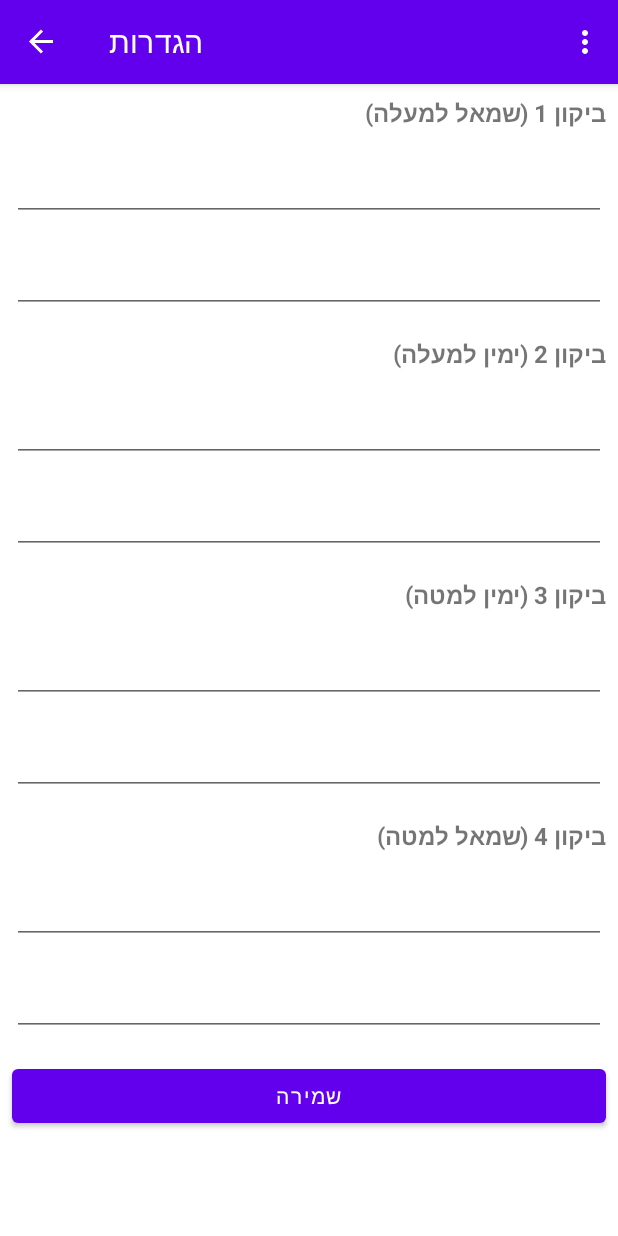
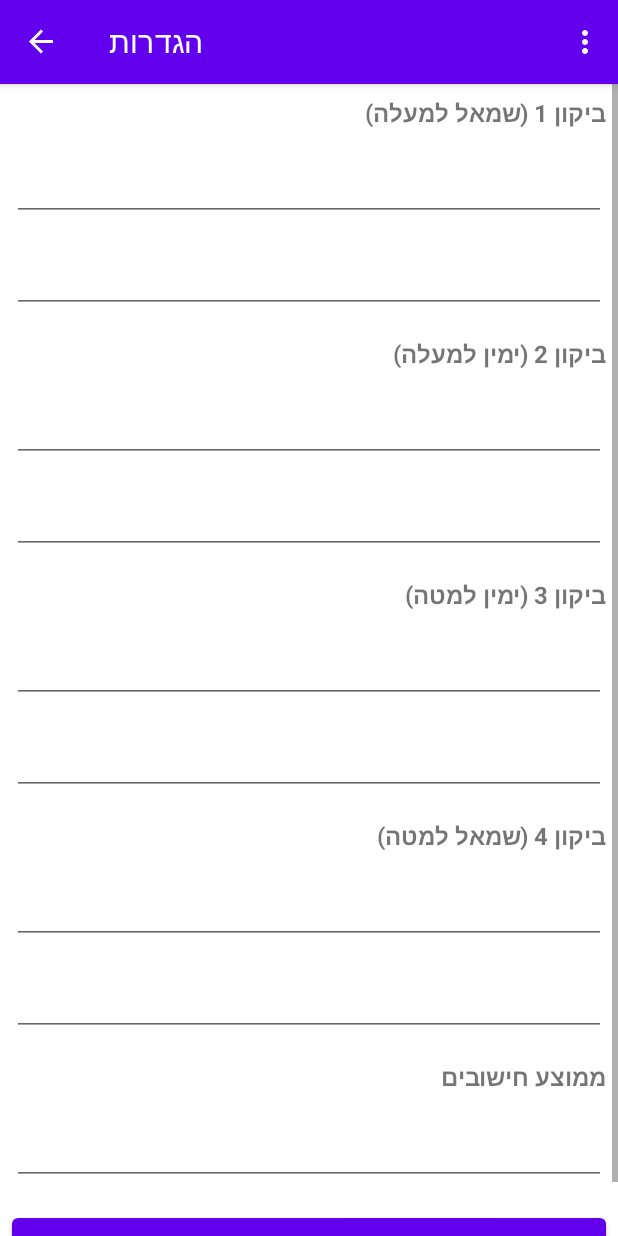
Before and after one commit to novaross/gutefind-android-app, an Android app: the fragment FragmentMapView placed in its activity, in the options menu, after a tap on "Settings", on a phone screen of 412 x 824 dp. Run offline under Robolectric (Android 15) with nearby library versions, the phone set to English and light mode, and no system bars; our stand-ins replace navigation-ui; libraries missing offline, so code that uses them is left out: com.nexenio.bleindoorpositioning, com.polidea.rxandroidble, com.tencent.mmkv, org.slf4j; 54 statements that could not run were skipped.

Commit message:
add setting for average amount

```diff
--- a/app/src/main/java/com/gutefind/mobile/ui/map/MapModel.java
+++ b/app/src/main/java/com/gutefind/mobile/ui/map/MapModel.java
@@ -2,6 +2,7 @@ package com.gutefind.mobile.ui.map;
 
 import com.gutefind.mobile.location.BluetoothClient;
 import com.nexenio.bleindoorpositioning.location.Location;
+import com.tencent.mmkv.MMKV;
 
 import org.slf4j.Logger;
 import org.slf4j.LoggerFactory;
@@ -36,7 +37,7 @@ public class MapModel implements BluetoothClient.BluetoothClientCallback {
     public void onLocationChanged(Location location) {
         log.debug("onLocationUpdated in the callback: lat: {}, lng: {}", location.getLatitude(), location.getLongitude());
         if (null != mapModelCallback) {
-            mapModelCallback.onLocationChanged(getAverageLocation(location, 5));
+            mapModelCallback.onLocationChanged(getAverageLocation(location, MMKV.defaultMMKV().getInt("AVERAGE_VALUE", 1)));
         }
     }
 
@@ -74,7 +75,7 @@ public class MapModel implements BluetoothClient.BluetoothClientCallback {
         double averageLng = lng / lastLocationQueue.size();
 
         log.debug("average location, original lat: {}, original lng: {}", location.getLatitude(), location.getLongitude());
-        log.debug("average location,  average lat: {}, original lng: {}", averageLat, averageLng);
+        log.debug("average location,  average lat: {}, original lng: {}, based on {} averages", averageLat, averageLng, average);
 
         return new Location(averageLat, averageLng);
     }
--- a/app/src/main/java/com/gutefind/mobile/ui/settings/FragmentSettings.java
+++ b/app/src/main/java/com/gutefind/mobile/ui/settings/FragmentSettings.java
@@ -61,6 +61,8 @@ public class FragmentSettings extends Fragment {
         binding.txtBeaconBottomLeftLat.setText(Double.toString(kv.decodeDouble("BEACON_BOTTOM_LEFT_LAT")));
         binding.txtBeaconBottomLeftLng.setText(Double.toString(kv.decodeDouble("BEACON_BOTTOM_LEFT_LNG")));
 
+        binding.txtAverageValue.setText(Integer.toString(kv.decodeInt("AVERAGE_VALUE", 1)));
+
     }
 
     private void saveAllFields() {
@@ -77,6 +79,8 @@ public class FragmentSettings extends Fragment {
 
         kv.encode("BEACON_BOTTOM_LEFT_LAT", getDouble(binding.txtBeaconBottomLeftLat.getText().toString()));
         kv.encode("BEACON_BOTTOM_LEFT_LNG", getDouble(binding.txtBeaconBottomLeftLng.getText().toString()));
+
+        kv.encode("AVERAGE_VALUE", Integer.parseInt(binding.txtAverageValue.getText().toString()));
     }
 
     /**
@@ -97,6 +101,8 @@ public class FragmentSettings extends Fragment {
         binding.txtBeaconBottomLeftLat.setText(Double.toString(Constants.BEACON_BOTTOM_LEFT_LAT));
         binding.txtBeaconBottomLeftLng.setText(Double.toString(Constants.BEACON_BOTTOM_LEFT_LNG));
 
+        binding.txtAverageValue.setText("1");
+
     }
 
     private double getDouble(String text) {
--- a/app/src/main/res/layout/fragment_settings.xml
+++ b/app/src/main/res/layout/fragment_settings.xml
@@ -117,6 +117,23 @@
                 android:ems="10"
                 android:inputType="numberDecimal" />
 
+            <TextView
+                android:id="@+id/lblAverageAmount"
+                android:layout_width="match_parent"
+                android:layout_height="wrap_content"
+                android:layout_margin="8dp"
+                android:text="ממוצע חישובים"
+                android:textSize="16sp"
+                android:textStyle="bold" />
+
+            <EditText
+                android:id="@+id/txtAverageValue"
+                android:layout_width="match_parent"
+                android:layout_height="wrap_content"
+                android:layout_margin="8dp"
+                android:ems="10"
+                android:inputType="number" />
+
             <Button
                 android:id="@+id/btnSave"
                 android:layout_width="match_parent"
```
